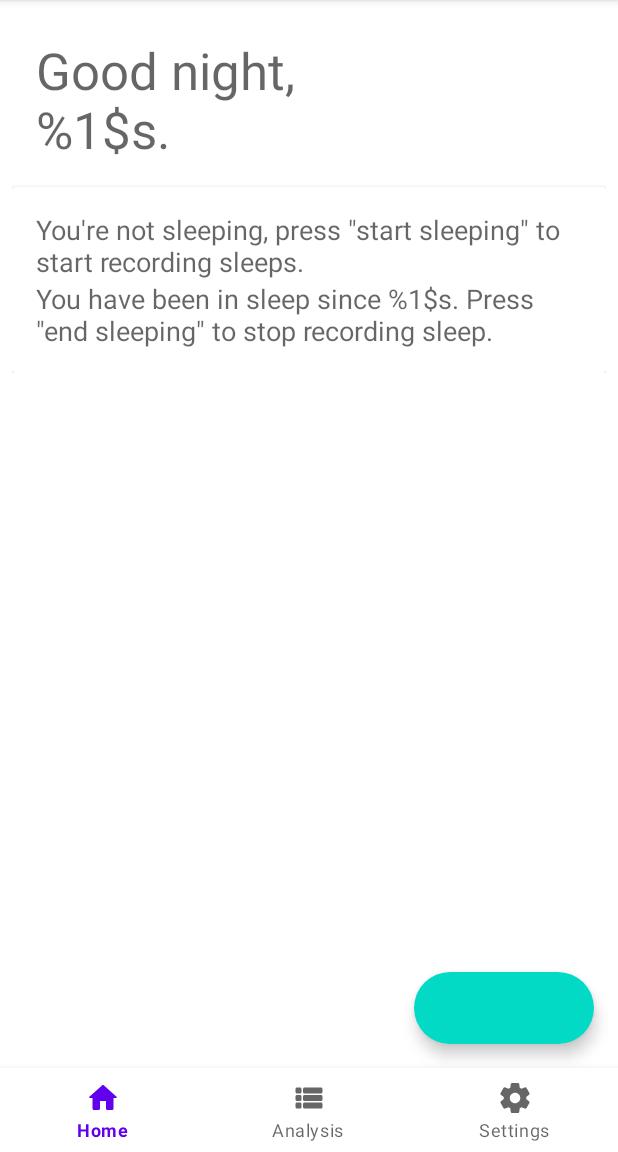
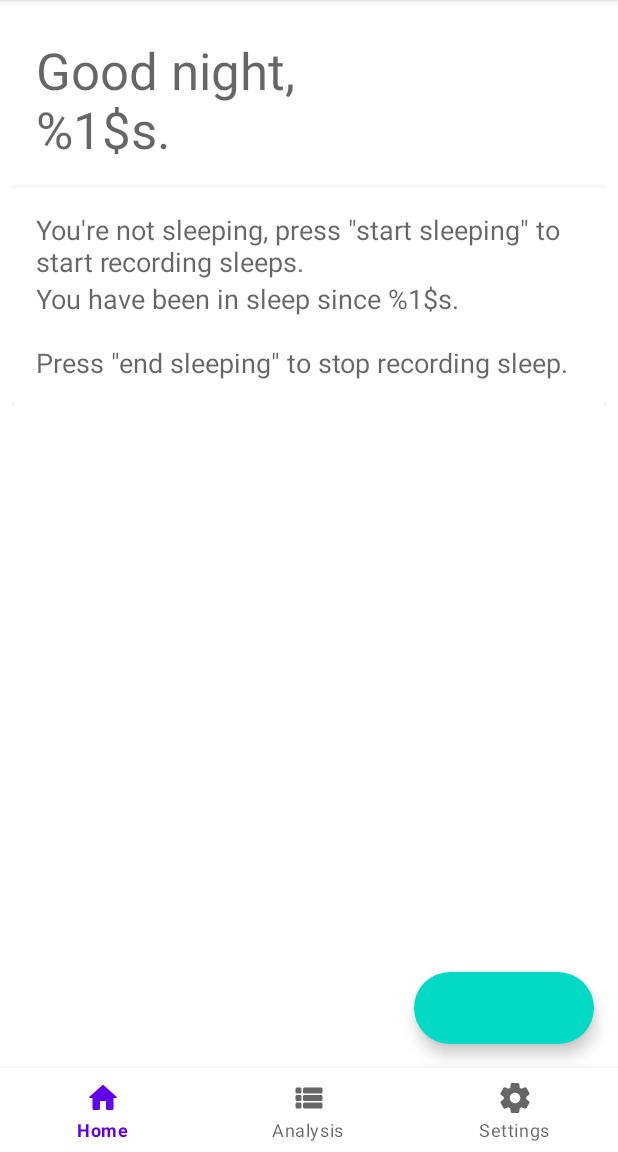
Before and after one commit to JasonHK-HKCC/SEHH3165-Group-Project, an Android app: the screen it shows after launch (MainActivity), on a phone screen of 412 x 824 dp, the part 84-1236 px from its top. Run offline under Robolectric (Android 15) with nearby library versions, the light colour scheme and no system bars; our stand-ins replace RxJava, navigation-ui; libraries missing offline, so code that uses them is left out: lombok.val; 7 statements that could not run were skipped.

Commit message:
Added newline

```diff
--- a/app/src/main/res/values/strings.xml
+++ b/app/src/main/res/values/strings.xml
@@ -11,7 +11,7 @@
     <string name="welcome_night">Good night,\n%1$s.</string>
 
     <string name="help_not_sleeping">You\'re not sleeping, press \"start sleeping\" to start recording sleeps.</string>
-    <string name="help_sleeping">You have been in sleep since %1$s. Press \"end sleeping\" to stop recording sleep.</string>
+    <string name="help_sleeping">You have been in sleep since %1$s.\n\nPress \"end sleeping\" to stop recording sleep.</string>
 
     <string name="sleeping_start">Start Sleeping</string>
     <string name="sleeping_end">End Sleeping</string>
```
